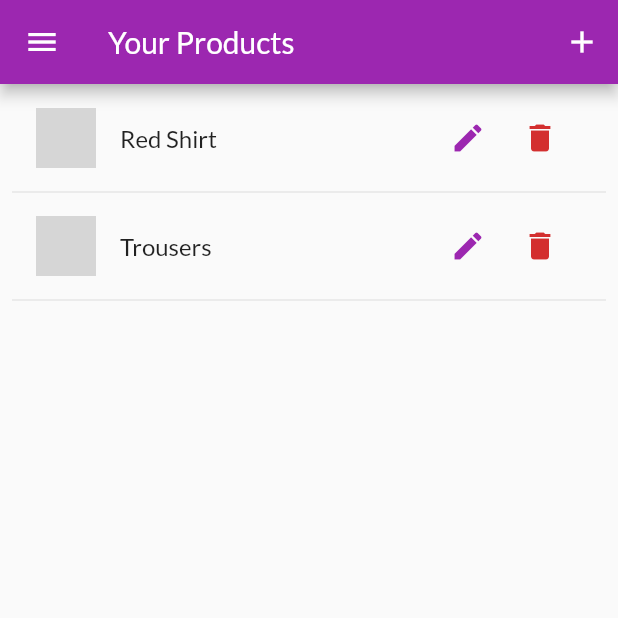
After one commit to MalakEsmail/Flutter_Shop_App, a Flutter app: the UserProductsScreen screen opened by its route, in the side drawer, after a tap on the "edit" icon, on a phone screen of 412 x 824 dp, the top half of it. The commit adds this screen. Run offline on Flutter 3.47's test engine with Material 2 defaults, Android fonts, the phone set to English and light mode, and no system bars; network calls fail; grey boxes are pictures that could not be loaded.

Commit message:
Snackbar + AlertDialog for Deleting + UserProductsScreen

```diff
--- a/lib/main.dart
+++ b/lib/main.dart
@@ -7,6 +7,7 @@ import 'providers/product_provider.dart';
 import 'screens/cart_screen.dart';
 import 'providers/order.dart';
 import 'screens/order_screen.dart';
+import 'screens/user_products_screen.dart';
 
 void main() {
   runApp(MyApp());
@@ -40,6 +41,7 @@ class MyApp extends StatelessWidget {
           ProductDetailsScreen.routeName: (ctx) => ProductDetailsScreen(),
           CartScreen.routeName: (ctx) => CartScreen(),
           OrdersScreen.routeName: (ctx) => OrdersScreen(),
+          UserProductsScreen.routeName:(ctx)=>UserProductsScreen(),
         },
       ),
     );
--- /dev/null
+++ b/lib/screens/user_products_screen.dart
@@ -0,0 +1,38 @@
+import 'package:flutter/material.dart';
+import 'package:provider/provider.dart';
+import '../providers/product_provider.dart';
+import '../widgets/user_product_item.dart';
+import '../widgets/app_drawer.dart';
+
+class UserProductsScreen extends StatelessWidget {
+  static const routeName = '/user_products';
+  @override
+  Widget build(BuildContext context) {
+    final productsData = Provider.of<ProductProvider>(context);
+    return Scaffold(
+      appBar: AppBar(
+        title: const Text('Your Products'),
+        actions: <Widget>[
+          IconButton(
+            icon: const Icon(Icons.add),
+            onPressed: () {},
+          )
+        ],
+      ),
+      drawer: AppDrawer(),
+      body: Padding(
+        padding: EdgeInsets.all(8),
+        child: ListView.builder(
+          itemCount: productsData.items.length,
+          itemBuilder: (_, i) => Column(
+            children: [
+              UserProductItem(
+                  productsData.items[i].title, productsData.items[i].imageUrl),
+              Divider()
+            ],
+          ),
+        ),
+      ),
+    );
+  }
+}
--- a/lib/widgets/app_drawer.dart
+++ b/lib/widgets/app_drawer.dart
@@ -1,5 +1,6 @@
 import 'package:flutter/material.dart';
 import '../screens/order_screen.dart';
+import '../screens/user_products_screen.dart';
 
 class AppDrawer extends StatelessWidget {
   @override
@@ -11,6 +12,15 @@ class AppDrawer extends StatelessWidget {
             title: Text('Hello Friend'),
             automaticallyImplyLeading: false,
           ),
+           Divider(),
+          ListTile(
+            leading: Icon(Icons.shop),
+            title: Text('Shop'),
+            onTap: () {
+              Navigator.of(context)
+                  .pushReplacementNamed('/');
+            },
+          ),
           Divider(),
           ListTile(
             leading: Icon(Icons.payment),
@@ -19,6 +29,15 @@ class AppDrawer extends StatelessWidget {
               Navigator.of(context)
                   .pushReplacementNamed(OrdersScreen.routeName);
             },
+          ),
+          Divider(),
+          ListTile(
+            leading: Icon(Icons.edit),
+            title: Text('Manage  Products'),
+            onTap: () {
+              Navigator.of(context)
+                  .pushReplacementNamed(UserProductsScreen.routeName);
+            },
           )
         ],
       ),
--- /dev/null
+++ b/lib/widgets/user_product_item.dart
@@ -0,0 +1,33 @@
+import 'package:flutter/material.dart';
+
+class UserProductItem extends StatelessWidget {
+  final String title;
+  final String imgUrl;
+  UserProductItem(this.title, this.imgUrl);
+  @override
+  Widget build(BuildContext context) {
+    return ListTile(
+      title: Text(title),
+      leading: CircleAvatar(
+        backgroundImage: NetworkImage(imgUrl),
+      ),
+      trailing: Container(
+        width: 100,
+        child: Row(
+          children: [
+            IconButton(
+              color: Theme.of(context).primaryColor,
+              icon: Icon(Icons.edit),
+              onPressed: () {},
+            ),
+            IconButton(
+              color: Theme.of(context).errorColor,
+              icon: Icon(Icons.delete),
+              onPressed: () {},
+            ),
+          ],
+        ),
+      ),
+    );
+  }
+}
```
Also changed, not shown: lib/providers/cart.dart (+18 -0 lines), lib/widgets/cart_item.dart (+22 -0 lines), lib/widgets/product_item.dart (+11 -0 lines).
